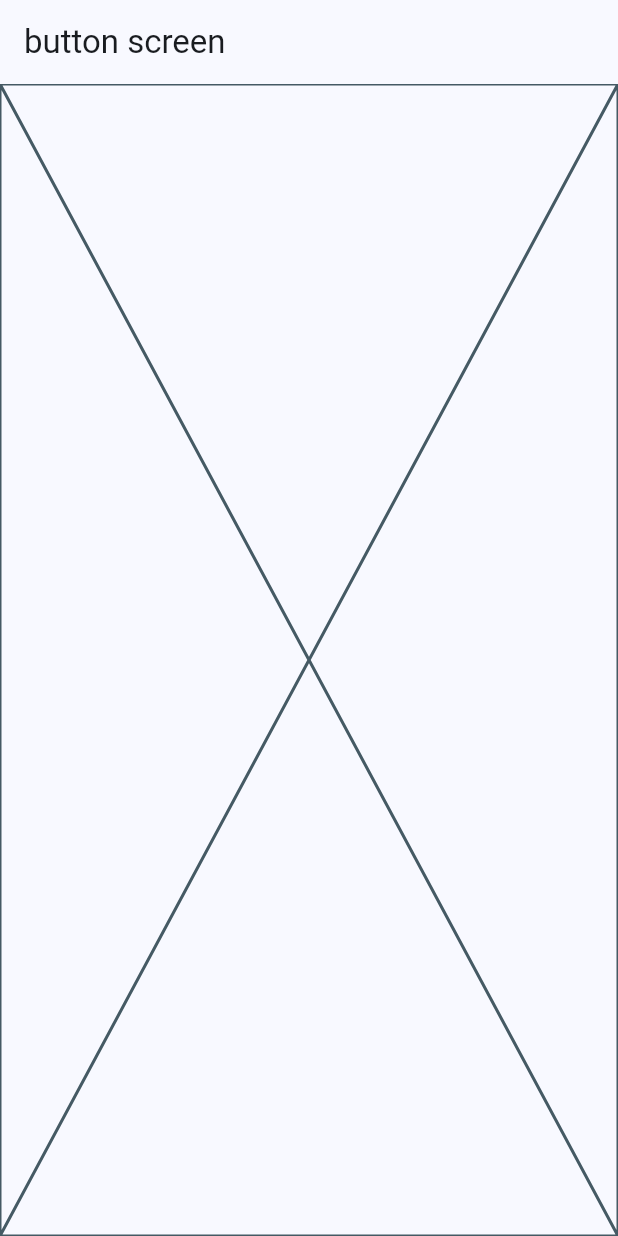
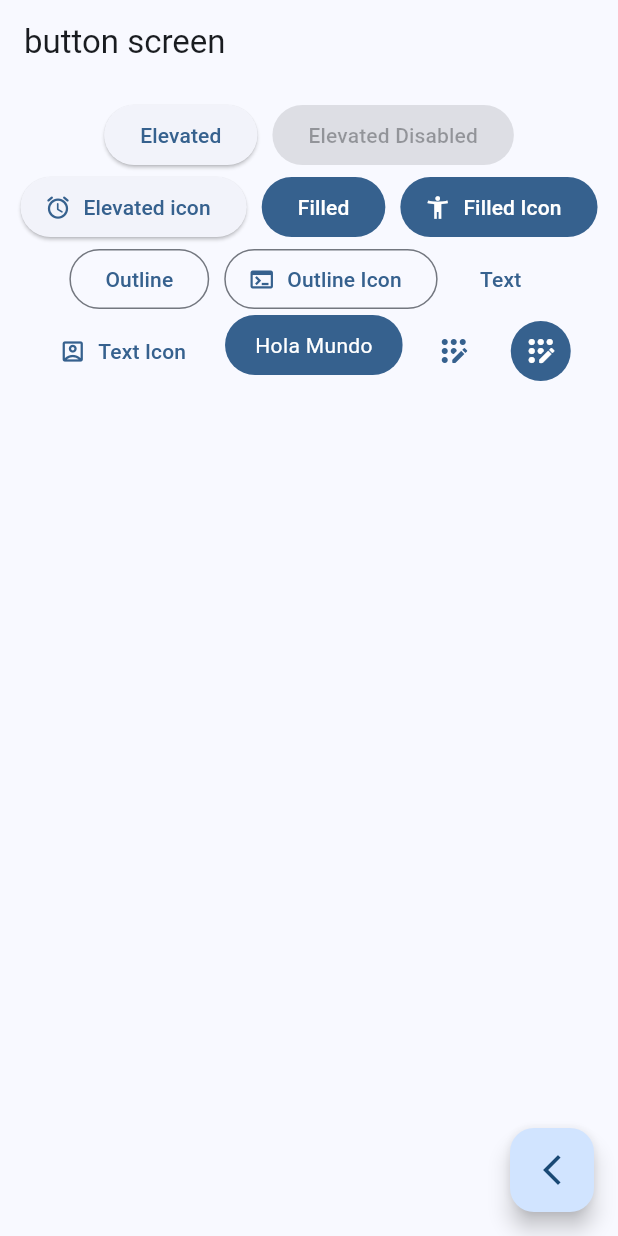
Before and after one commit to bycris13/widgets_app, a Flutter app: the ButtonsScreen screen opened by its route, on a phone screen of 412 x 824 dp. Run offline on Flutter 3.47's test engine with Material 3 defaults, Android fonts, the phone set to English and light mode, and no system bars; our stand-ins replace go_router.

Commit message:
buttons screen finished

```diff
--- a/lib/config/menu/menu_items.dart
+++ b/lib/config/menu/menu_items.dart
@@ -22,7 +22,7 @@ const appMenuItems = <MenuItems>[
     icon: Icons.smart_button_outlined,
   ),
   MenuItems(
-    titel: 'Targetas',
+    titel: 'Tarjetas',
     subTitel: 'Un contenedor estilizado',
     link: '/cards',
     icon: Icons.credit_card,
--- a/lib/config/router/app_router.dart
+++ b/lib/config/router/app_router.dart
@@ -4,8 +4,20 @@ import 'package:widgets_app/presentation/screens/screens.dart';
 final appRouter = GoRouter(
   initialLocation: '/',
   routes: [
-    GoRoute(path: '/', builder: (context, state) => HomeScreen()),
-    GoRoute(path: '/buttons', builder: (context, state) => ButtonsScreen()),
-    GoRoute(path: '/cards', builder: (context, state) => CardsScreen()),
+    GoRoute(
+      path: '/',
+      name: HomeScreen.name,
+      builder: (context, state) => HomeScreen(),
+    ),
+    GoRoute(
+      path: '/buttons',
+      name: ButtonsScreen.name,
+      builder: (context, state) => ButtonsScreen(),
+    ),
+    GoRoute(
+      path: '/cards',
+      name: CardsScreen.name,
+      builder: (context, state) => CardsScreen(),
+    ),
   ],
 );
--- a/lib/presentation/screens/buttons/buttons_screen.dart
+++ b/lib/presentation/screens/buttons/buttons_screen.dart
@@ -1,13 +1,116 @@
 import 'package:flutter/material.dart';
+import 'package:go_router/go_router.dart';
 
 class ButtonsScreen extends StatelessWidget {
+  static const String name = 'buttons_screen';
+
   const ButtonsScreen({super.key});
 
   @override
   Widget build(BuildContext context) {
     return Scaffold(
       appBar: AppBar(title: const Text('button screen')),
-      body: Placeholder(),
+      body: const _ButtonsView(),
+      floatingActionButton: FloatingActionButton(
+        onPressed: () {
+          context.pop();
+        },
+        child: const Icon(Icons.arrow_back_ios_new_outlined),
+      ),
     );
   }
 }
+
+class _ButtonsView extends StatelessWidget {
+  const _ButtonsView({super.key});
+
+  @override
+  Widget build(BuildContext context) {
+    final colors = Theme.of(context).colorScheme;
+    return SizedBox(
+      width: double.infinity,
+      child: Padding(
+        padding: const EdgeInsetsGeometry.symmetric(
+          horizontal: 10,
+          vertical: 10,
+        ),
+        child: Wrap(
+          spacing: 10,
+          alignment: WrapAlignment.center,
+          children: [
+            ElevatedButton(onPressed: () {}, child: const Text('Elevated')),
+            const ElevatedButton(
+              onPressed: null,
+              child: Text('Elevated Disabled'),
+            ),
+            ElevatedButton.icon(
+              onPressed: () {},
+              icon: const Icon(Icons.access_alarm_rounded),
+              label: const Text('Elevated icon'),
+            ),
+            FilledButton(onPressed: () {}, child: const Text('Filled')),
+            FilledButton.icon(
+              onPressed: () {},
+              icon: const Icon(Icons.accessibility_new),
+              label: const Text('Filled Icon'),
+            ),
+
+            OutlinedButton(onPressed: () {}, child: const Text('Outline')),
+
+            OutlinedButton.icon(
+              onPressed: () {},
+              icon: Icon(Icons.terminal_outlined),
+              label: const Text('Outline Icon'),
+            ),
+
+            TextButton(onPressed: () {}, child: const Text('Text')),
+            TextButton.icon(
+              onPressed: () {},
+              icon: const Icon(Icons.account_box_outlined),
+              label: const Text('Text Icon'),
+            ),
+            const _CustomButton(),
+            IconButton(
+              onPressed: () {},
+              icon: const Icon(Icons.app_registration_rounded),
+              style: ButtonStyle(
+                iconColor: WidgetStatePropertyAll(colors.primary),
+              ),
+            ),
+            IconButton(
+              onPressed: () {},
+              icon: const Icon(Icons.app_registration_rounded),
+              style: ButtonStyle(
+                iconColor: WidgetStatePropertyAll(Colors.white),
+                backgroundColor: WidgetStatePropertyAll(colors.primary),
+              ),
+            ),
+          ],
+        ),
+      ),
+    );
+  }
+}
+
+class _CustomButton extends StatelessWidget {
+  const _CustomButton({super.key});
+
+  @override
+  Widget build(BuildContext context) {
+    final colors = Theme.of(context).colorScheme;
+    return ClipRRect(
+      borderRadius: BorderRadiusGeometry.circular(20),
+      child: InkWell(
+        borderRadius: BorderRadius.circular(20),
+        onTap: () {},
+        child: Material(
+          color: colors.primary,
+          child: const Padding(
+            padding: EdgeInsets.symmetric(horizontal: 20, vertical: 10),
+            child: Text('Hola Mundo', style: TextStyle(color: Colors.white)),
+          ),
+        ),
+      ),
+    );
+  }
+}
--- a/lib/presentation/screens/cards/cards_screen.dart
+++ b/lib/presentation/screens/cards/cards_screen.dart
@@ -1,6 +1,7 @@
 import 'package:flutter/material.dart';
 
 class CardsScreen extends StatelessWidget {
+  static const String name = 'cards_screen';
   const CardsScreen({super.key});
 
   @override
--- a/lib/presentation/screens/home/home_screen.dart
+++ b/lib/presentation/screens/home/home_screen.dart
@@ -1,8 +1,11 @@
 import 'package:flutter/material.dart';
 import 'package:go_router/go_router.dart';
 import 'package:widgets_app/config/menu/menu_items.dart';
+import 'package:widgets_app/presentation/screens/buttons/buttons_screen.dart';
 
 class HomeScreen extends StatelessWidget {
+  static const String name = 'home_Screen';
+
   const HomeScreen({super.key});
 
   @override
@@ -43,12 +46,16 @@ class _CustomeListTitle extends StatelessWidget {
       title: Text(menuItem.titel),
       subtitle: Text(menuItem.subTitel),
       onTap: () {
-        // Navigator
+        // Navigacion propia de flutter
         /*  Navigator.of(
           context,
         ).push(MaterialPageRoute(builder: (context) => const CardsScreen())); */
 
         // Navigator.pushNamed(context, menuItem.link);
+
+        // go_router:
+        // Navegacion por nombre:
+        //context.pushNamed(ButtonsScreen.name);
         context.push(menuItem.link);
       },
     );
```
